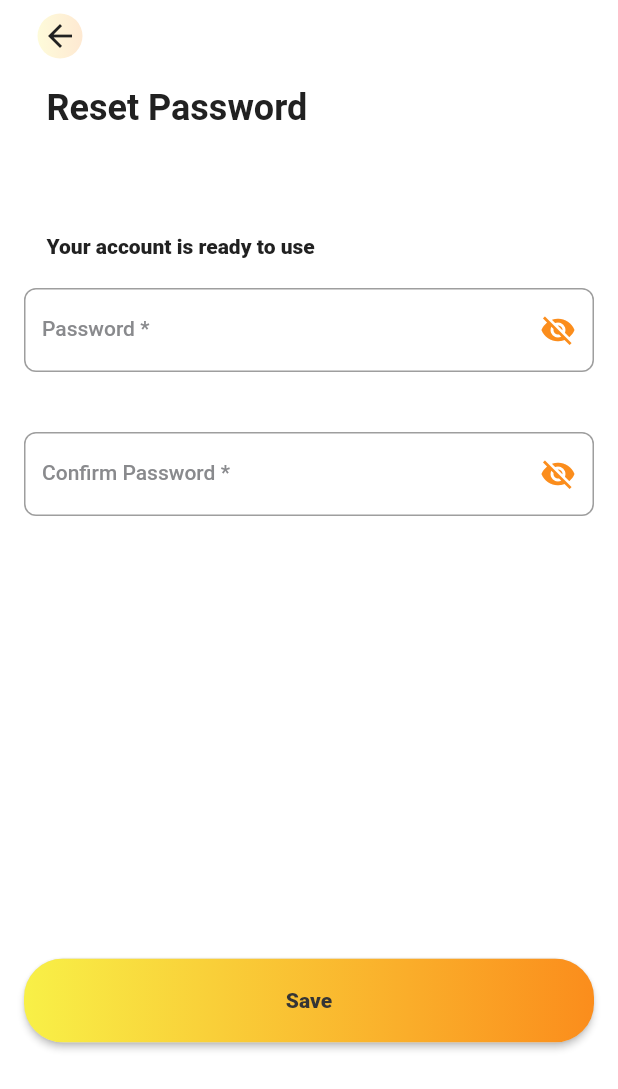
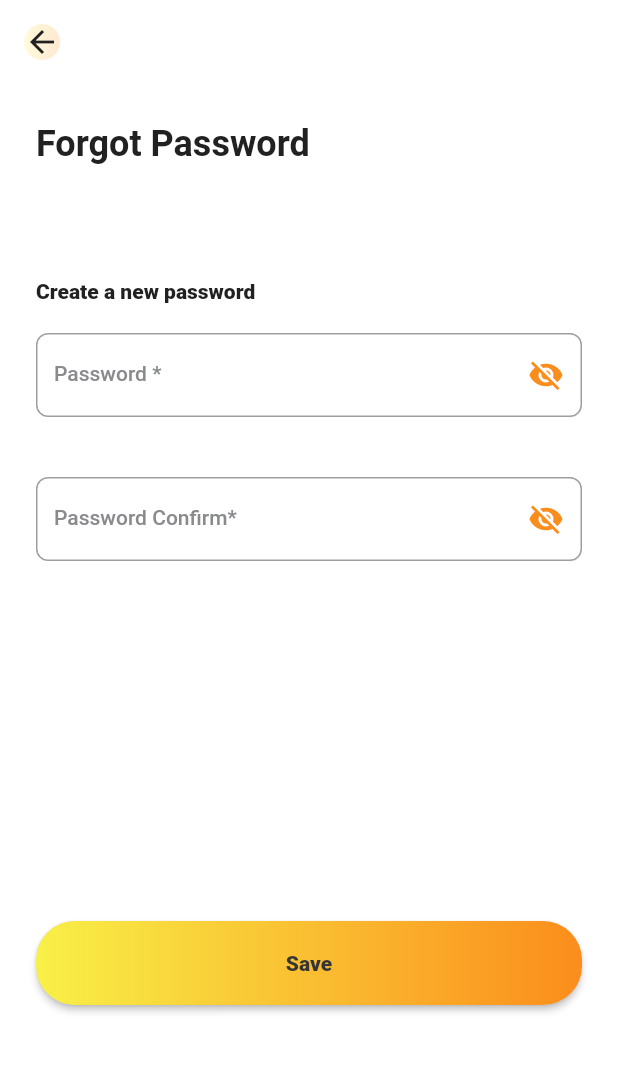
Before and after one commit to ik-code/phone_login_pinput2, a Flutter app: the ResetPasswordScreen screen opened directly, on a phone screen of 412 x 824 dp. Shown: the top 1089 px of the screen. Run offline on Flutter 3.47's test engine with Material 2 defaults, Android fonts, the phone set to English and light mode, and no system bars; our stand-ins replace country_code_picker, firebase_auth, firebase_core, pinput; accounts and stored records are empty; Roboto replaces fonts that are missing (Manrope).

Commit message:
api forgot_password_set_pasword is working with central state

```diff
--- a/lib/config/api_connection.dart
+++ b/lib/config/api_connection.dart
@@ -1,22 +1,17 @@
 class ApiConnection {
-  final String _serverUrl = 'https://lav.playground.wdscode.guru';
+  final String serverUrl = 'https://lav.playground.wdscode.guru';
 
   String phoneNumber = '';
   String password = '';
-  String apiToken = '';
 
-  ApiConnection({required this.phoneNumber, required this.password});
+  ApiConnection({  this.phoneNumber = '',  this.password =''});
 
   Uri logInPostEndPoint() {
+    return Uri.parse(serverUrl +
+        '/api/login?phone_number=${(phoneNumber)}&password=${password}');
+  }
 
-    return Uri.parse(_serverUrl +
-        '/api/login?phone_number=${(phoneNumber).substring(1)}&password=${password}');
-    // try {
-    //   //aptiToken = lsjhflgjshldfgjh
-    //   // ignore: await_only_futures, avoid_print
-    //    print('${url}');
-    // } catch (e) {
-    //   print(e);
-    // }
+    Uri forgotPasswordSetPassword() {
+    return Uri.parse(serverUrl + '/api/forgot-password-set-password');
   }
 }
--- a/lib/forms/confirm_pass_form.dart
+++ b/lib/forms/confirm_pass_form.dart
@@ -1,9 +1,14 @@
+import 'dart:convert';
+
 import 'package:flutter/material.dart';
+import 'package:phone_login/config/api_connection.dart';
 import 'package:phone_login/screens/sms_verification/congrats_screen.dart';
 import 'package:phone_login/utilities/constans.dart';
 import 'package:phone_login/widgets/raised_btn_pg.dart';
+import 'package:http/http.dart' as http;
+import 'package:provider/provider.dart';
 
-
+import '../main.dart';
 
 class ConfirmPastForm extends StatefulWidget {
   const ConfirmPastForm({Key? key}) : super(key: key);
@@ -14,7 +19,7 @@ class ConfirmPastForm extends StatefulWidget {
 
 class _ConfirmPastFormState extends State<ConfirmPastForm> {
   final _formKey = GlobalKey<FormState>();
-  //String _phone = '';
+
   String _password = '';
   String _password2 = '';
   bool _isPasswordVisible = true;
@@ -23,7 +28,12 @@ class _ConfirmPastFormState extends State<ConfirmPastForm> {
   final _passwordFocusNode = FocusNode();
   final _passwordFocusNode2 = FocusNode();
 
-  //final RegExp phoneRegex = RegExp(r'^[0-9]{3}-[0-9]{3}-[0-9]{4}$');
+  final Map data = {
+    'phone_number': '',
+    'token': '',
+    'password': '',
+    'password_confirmation': '',
+  };
 
   @override
   void initState() {
@@ -41,8 +51,6 @@ class _ConfirmPastFormState extends State<ConfirmPastForm> {
   void dispose() {
     _passwordFocusNode.dispose();
     _passwordFocusNode2.dispose();
-    // _phoneFocusNode.dispose();
-
     super.dispose();
   }
 
@@ -55,37 +63,47 @@ class _ConfirmPastFormState extends State<ConfirmPastForm> {
       return;
     }
     print('Form was submitted');
-    // print('Phone: ${_phone}');
     print('Password: ${_password}');
     print('Password: ${_password2}');
 
+    Provider.of<Data>(context, listen: false).data['password'] = _password;
+    Provider.of<Data>(context, listen: false).data['password_confirmation'] =
+        _password2;
+    print(
+        'comfirm_pass_format Central State: ${Provider.of<Data>(context, listen: false).data}');
+    print(
+        "Authorization: ${Provider.of<Data>(context, listen: false).data['token'].toString()}");
     getData();
   }
 
   void getData() async {
-    // ApiConnection apiConnection =
-    //     ApiConnection(password: _password, password2: _password2);
+    ApiConnection apiConnection = ApiConnection();
+    var data = {};
+    data = Provider.of<Data>(context, listen: false).data;
+    http.Response response =
+        await http.post(apiConnection.forgotPasswordSetPassword(),
+            headers: {
+              "Authorization": Provider.of<Data>(context, listen: false)
+                  .data['token']
+                  .toString()
+            },
+            body: data);
 
-    // http.Response response = await http.post(apiConnection.logInPostEndPoint());
-
-    // if (response.statusCode == 200 &&
-    //     jsonDecode(response.body)['data'] != null) {
-    //   String data = response.body;
-    //   print(data);
-    //   var aipToken = jsonDecode(data)['data']['api_personal_access_token'];
-    //   ScaffoldMessenger.of(context)
-    //       .showSnackBar(const SnackBar(content: Text('You are logged in')));
-    //   print(aipToken);
-    // }
-
-    // if (response.statusCode == 200 &&
-    //     (jsonDecode(response.body)['message'] != null)) {
-    //   print(response.statusCode);
-    //   String msg = response.body;
-    //   var err = jsonDecode(msg)['message'];
-    //   ScaffoldMessenger.of(context).showSnackBar(SnackBar(content: Text(err)));
-    //   print(msg);
-    // }
+    if (response.statusCode == 200 &&
+        jsonDecode(response.body)['message'] != null) {
+      String data = response.body;
+      print(data);
+      String msg = response.body;
+      var str = jsonDecode(msg)['message'];
+      ScaffoldMessenger.of(context).showSnackBar(SnackBar(content: Text(str)));
+      print(str);
+      if (str == 'Password was updated' && (jsonDecode(msg)['status'] == 1)) {
+        Navigator.push(
+          context,
+          MaterialPageRoute(builder: (context) => const CongratsScreen()),
+        );
+      }
+    }
   }
 
   @override
@@ -94,8 +112,8 @@ class _ConfirmPastFormState extends State<ConfirmPastForm> {
 
     return Form(
       key: _formKey,
-      child: SingleChildScrollView(
-        physics: const NeverScrollableScrollPhysics(),
+      child: Container(
+        margin: const EdgeInsets.only(top: 0, right: 24, left: 24),
         child: Column(
           mainAxisAlignment: MainAxisAlignment.spaceBetween,
           crossAxisAlignment: CrossAxisAlignment.stretch,
@@ -106,38 +124,41 @@ class _ConfirmPastFormState extends State<ConfirmPastForm> {
                 height: 40,
               ),
               buildPassword2(),
+              const SizedBox(
+                height: 40,
+              ),
             ]),
-            const SizedBox(
-              height: 115,
-            ),
             Column(
               children: [
-                const SizedBox(height: 180),
+                const SizedBox(
+                  height: 200,
+                ),
                 RaisedButtonPG(
                   text: 'Save',
                   onPressedHandler: () {
+                    if (_formKey.currentState!.validate()) {
+                      // If the form is valid, display a snackbar. In the real world,
+                      // you'd often call a server or save the information in a database.
+                      print(_password);
+                      print(_password2);
                       if (_password.isEmpty || _password2.isEmpty) {
                         ScaffoldMessenger.of(context).showSnackBar(const SnackBar(
                             content: Text(
-                              'Please fill up fields password and cofirm password')));
+                                'Please, fill up fields Password and Password Confirm')));
                         print('Please enter password');
                       }
-                    if (_password != _password2) {
+                      if (_password.toString() != _password2.toString()) {
                         ScaffoldMessenger.of(context).showSnackBar(const SnackBar(
                             content: Text(
-                              "Fields password and confirm password don't match")));
-                      print("Fields password and confirm password don't match");
+                                "Fields Password and Password Confirm don't match")));
+                        print(
+                            "Fields Password and Password Confirm don't match");
+                      } else {
+                        ScaffoldMessenger.of(context).showSnackBar(
+                          const SnackBar(content: Text('Processing Data')),
+                        );
+                        _saveForm();
                       }
-                    if ((_password.isNotEmpty && _password2.isNotEmpty) &&
-                        _password == _password2) {
-                      print('${_password}');
-                      print('${_password2}');
-
-                      Navigator.push(
-                        context,
-                        MaterialPageRoute(
-                            builder: (context) => const CongratsScreen()),
-                      );
                     }
                   },
                 ),
@@ -186,18 +207,24 @@ class _ConfirmPastFormState extends State<ConfirmPastForm> {
           ),
         ),
         style: kInputTextStyle,
+        textInputAction: TextInputAction.next,
         obscureText: _isPasswordVisible,
         keyboardType: TextInputType.text,
         focusNode: _passwordFocusNode,
-        textInputAction: TextInputAction.next,
-        validator: (value) {
-          if (value == null || value.isEmpty) {
+        validator: (inputPassword) {
+          print(inputPassword);
+          if (inputPassword == null || inputPassword.isEmpty) {
             return 'Please enter a password';
           }
+          if (inputPassword.length < 8) {
+            return 'Password must be at least 8 characters';
+          }
+
           return null;
         },
-        onSaved: (value) {
-          _password = value!;
+        onSaved: (inputPassword) {
+          _password = inputPassword!;
+          data['password'] = inputPassword.toString();
         },
         onFieldSubmitted: (_) {
           FocusScope.of(context).requestFocus(_passwordFocusNode2);
@@ -205,7 +232,8 @@ class _ConfirmPastFormState extends State<ConfirmPastForm> {
       );
 
   Widget buildPassword2() => TextFormField(
-        onChanged: (value) => setState(() => _password2 = value),
+        onChanged: (inputPassword2) =>
+            setState(() => _password2 = inputPassword2),
         decoration: InputDecoration(
           labelStyle: TextStyle(
             color: _passwordFocusNode2.hasFocus
@@ -215,8 +243,8 @@ class _ConfirmPastFormState extends State<ConfirmPastForm> {
             fontSize: 14,
             fontWeight: FontWeight.w500,
           ),
-          hintText: 'Confirm Password',
-          labelText: 'Confirm Password *',
+          hintText: 'Password Confirm',
+          labelText: 'Password Confirm*',
           hintStyle: kInputHintTextStyle,
           errorStyle: kErrorTextStyle,
           focusedBorder: OutlineInputBorder(
@@ -241,18 +269,27 @@ class _ConfirmPastFormState extends State<ConfirmPastForm> {
           ),
         ),
         style: kInputTextStyle,
+        textInputAction: TextInputAction.next,
         obscureText: _isPasswordVisible2,
         keyboardType: TextInputType.text,
         focusNode: _passwordFocusNode2,
-        validator: (value) {
-          if (value == null || value.isEmpty) {
-            return 'Please confirm a password';
+        validator: (inputPassword2) {
+          print(inputPassword2);
+          if (inputPassword2 == null || inputPassword2.isEmpty) {
+            return 'Please enter a password';
           }
+          if (inputPassword2.length < 8) {
+            return 'Password must be at least 8 characters';
+          }
+
           return null;
         },
-        onSaved: (value) {
-          _password2 = value!;
+        onSaved: (inputPassword2) {
+          _password2 = inputPassword2!;
+          data['password_confirmation'] = inputPassword2.toString();
         },
-        onFieldSubmitted: (_) {},
+        onFieldSubmitted: (_) {
+          _formKey.currentState!.validate();
+        },
       );
 }
--- a/lib/main.dart
+++ b/lib/main.dart
@@ -3,9 +3,11 @@ import 'package:flutter/material.dart';
 import 'package:flutter/services.dart';
 import 'package:phone_login/raw/error_message.dart';
 import 'package:phone_login/screens/singin_singup_screen.dart';
+import 'package:phone_login/screens/singin_to_account_screen.dart';
 import 'package:phone_login/screens/sms_verification/login_screen.dart';
 import 'package:phone_login/screens/sms_verification/congrats_screen.dart';
 import 'package:phone_login/screens/sms_verification/reset_password_screen.dart';
+import 'package:provider/provider.dart';
 
 Future<void> main() async {
   SystemChrome.setSystemUIOverlayStyle(const SystemUiOverlayStyle(
@@ -27,9 +29,7 @@ Future<void> main() async {
 }
 
 class MyApp extends StatefulWidget {
-
   const MyApp({Key? key}) : super(key: key);
-
 
   @override
   State<MyApp> createState() => _MyAppState();
@@ -39,7 +39,9 @@ class _MyAppState extends State<MyApp> {
   // This widget is the root of your application.
   @override
   Widget build(BuildContext context) {
-    return MaterialApp(
+    return ChangeNotifierProvider<Data>(
+      create: (context) => Data(),
+      child: MaterialApp(
           debugShowCheckedModeBanner: false,
           theme: ThemeData(
             fontFamily: 'Manrope',
@@ -52,6 +54,28 @@ class _MyAppState extends State<MyApp> {
           //const LoginScreen(),
           // const ResetPasswordScreen(),
           // const CongratsScreen(),
+          routes: {
+            'singin_to_account_screen': (context) =>
+                const SinginToAccountScreen(),
+            'reset_password_screen': (context) =>
+                const ResetPasswordScreen(),
+          }),
     );
   }
 }
+
+class Data extends ChangeNotifier {
+
+    Map data = {
+    'phone_number': '',
+    'token': '',
+    'password': '',
+    'password_confirmation': '',
+  };
+
+  void updateAccount(input) {
+    data = input;
+    print('Main Central State: ${data}');
+    notifyListeners();
+  }
+}
--- a/lib/screens/singin_to_account_screen.dart
+++ b/lib/screens/singin_to_account_screen.dart
@@ -4,6 +4,8 @@ import 'package:phone_login/forms/signin_form.dart';
 
 class SinginToAccountScreen extends StatelessWidget {
   const SinginToAccountScreen({ Key? key }) : super(key: key);
+
+  static const String id = 'singin_to_account_screen';
 
   @override
   Widget build(BuildContext context) {
--- a/lib/screens/sms_verification/login_screen.dart
+++ b/lib/screens/sms_verification/login_screen.dart
@@ -59,7 +59,7 @@ class _LoginScreenState extends State<LoginScreen> {
         Row(
           children: const <Widget>[
             SizedBox(
-              width: 15,
+              width: 24,
             ),
             Text(
               'Forgot Password',
--- a/lib/screens/sms_verification/otp_controller_screen.dart
+++ b/lib/screens/sms_verification/otp_controller_screen.dart
@@ -117,7 +117,7 @@ class _OTPControllerScreenState extends State<OTPControllerScreen> {
           Row(
             children: const <Widget>[
               SizedBox(
-                width: 15,
+                width: 24,
               ),
               Text(
                 'Forgot Password',
--- a/lib/screens/sms_verification/reset_password_screen.dart
+++ b/lib/screens/sms_verification/reset_password_screen.dart
@@ -2,26 +2,20 @@ import 'package:flutter/material.dart';
 import 'package:phone_login/forms/confirm_pass_form.dart';
 import 'package:phone_login/utilities/constans.dart';
 
+class ResetPasswordScreen extends StatelessWidget {
+  static const String id = 'reset_password_screen';
 
-
-
-class ResetPasswordScreen extends StatelessWidget {
   const ResetPasswordScreen({Key? key}) : super(key: key);
 
   @override
   Widget build(BuildContext context) {
     return Scaffold(
       backgroundColor: Colors.white,
-      body: SafeArea(
-        child: Container(
-          width: double.infinity,
-          padding: const EdgeInsets.symmetric(horizontal: 16),
-          child: SingleChildScrollView(
-            child: Column(
-              children: <Widget>[
-                Row(
-                  children: [
-                    IconButton(
+      appBar: AppBar(
+        backgroundColor: Colors.white,
+        elevation: 0.0,
+        leading: IconButton(
+          icon: IconButton(
             icon: Container(
               width: 30,
               height: 30,
@@ -40,44 +34,41 @@ class ResetPasswordScreen extends StatelessWidget {
               Navigator.pop(context);
             },
           ),
-                  ],
+          onPressed: () => Navigator.of(context).pop(),
         ),
-                const SizedBox(
-                  height: 10,
       ),
-                Row(
-                  children:  const <Widget>[
-                    SizedBox(
-                      width: 15,
-                    ),
-                    Text(
-                      'Reset Password',
-                      style: kBigtitleTextStyle,
-                    ),
-                  ],
-                ),
-                const SizedBox(
-                  height: 70,
-                ),
+      body: SingleChildScrollView(
+        child: Column(
+          mainAxisAlignment: MainAxisAlignment.start,
+          children: <Widget>[
             Row(
               children: const <Widget>[
                 SizedBox(
-                      width: 15,
+                  width: 24,
                 ),
                 Text(
-                      'Your account is ready to use',
+                  'Forgot Password',
+                  style: kBigtitleTextStyle,
+                ),
+                SizedBox(height: 80.0),
+              ],
+            ),
+            Padding(
+              padding: const EdgeInsets.only(right:24.0, left: 24.0),
+              child: Container(
+                alignment: Alignment.centerLeft,
+                margin: const EdgeInsets.only(top: 50),
+                child: const Text(
+                  'Create a new password',
                   style: kSubtitleBlackTextStyle,
                 ),
-                  ],
+              ),
             ),
             const SizedBox(
               height: 20,
             ),
             const ConfirmPastForm(),
-
           ],
-            ),
-          ),
         ),
       ),
     );
```
Also changed, not shown: lib/forms/signin_form.dart (+28 -16 lines). Lines whose indentation alone changed are shown as unchanged.
